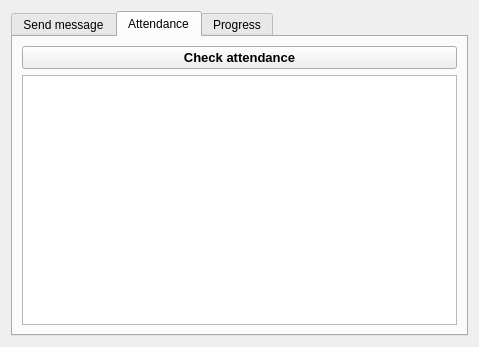
First picture: the form in profesor/profesor_gui.ui, repository wranidlo/broadcast_sender_receiver, before the edit.
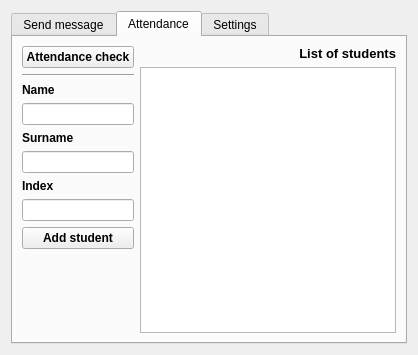
Second picture: the form after the edit. The open tabs and pages were chosen to show the change.

The edit to the form file:
```diff
--- a/profesor/profesor_gui.ui
+++ b/profesor/profesor_gui.ui
@@ -6,8 +6,8 @@
    <rect>
     <x>0</x>
     <y>0</y>
-    <width>479</width>
-    <height>347</height>
+    <width>418</width>
+    <height>355</height>
    </rect>
   </property>
   <property name="windowTitle">
@@ -94,25 +94,126 @@
       <attribute name="title">
        <string>Attendance</string>
       </attribute>
-      <layout class="QGridLayout" name="gridLayout_3">
-       <item row="0" column="0">
-        <layout class="QVBoxLayout" name="verticalLayout_4">
+      <layout class="QGridLayout" name="gridLayout_2">
+       <item row="0" column="1">
+        <layout class="QVBoxLayout" name="verticalLayout">
          <item>
           <widget class="QPushButton" name="button_attendance">
            <property name="font">
             <font>
+             <weight>75</weight>
+             <bold>true</bold>
+            </font>
+           </property>
+           <property name="text">
+            <string>Attendance check</string>
+           </property>
+          </widget>
+         </item>
+         <item>
+          <widget class="Line" name="line">
+           <property name="orientation">
+            <enum>Qt::Horizontal</enum>
+           </property>
+          </widget>
+         </item>
+         <item>
+          <widget class="QLabel" name="label_3">
+           <property name="font">
+            <font>
+             <weight>75</weight>
+             <bold>true</bold>
+            </font>
+           </property>
+           <property name="text">
+            <string>Name</string>
+           </property>
+          </widget>
+         </item>
+         <item>
+          <widget class="QLineEdit" name="line_edit_name"/>
+         </item>
+         <item>
+          <widget class="QLabel" name="label_5">
+           <property name="font">
+            <font>
+             <weight>75</weight>
+             <bold>true</bold>
+            </font>
+           </property>
+           <property name="text">
+            <string>Surname</string>
+           </property>
+          </widget>
+         </item>
+         <item>
+          <widget class="QLineEdit" name="line_edit_surname"/>
+         </item>
+         <item>
+          <widget class="QLabel" name="label_6">
+           <property name="font">
+            <font>
+             <weight>75</weight>
+             <bold>true</bold>
+            </font>
+           </property>
+           <property name="text">
+            <string>Index</string>
+           </property>
+          </widget>
+         </item>
+         <item>
+          <widget class="QLineEdit" name="line_edit_index"/>
+         </item>
+         <item>
+          <widget class="QPushButton" name="button_add_student">
+           <property name="font">
+            <font>
+             <weight>75</weight>
+             <bold>true</bold>
+            </font>
+           </property>
+           <property name="text">
+            <string>Add student</string>
+           </property>
+          </widget>
+         </item>
+         <item>
+          <spacer name="verticalSpacer_2">
+           <property name="orientation">
+            <enum>Qt::Vertical</enum>
+           </property>
+           <property name="sizeHint" stdset="0">
+            <size>
+             <width>20</width>
+             <height>40</height>
+            </size>
+           </property>
+          </spacer>
+         </item>
+        </layout>
+       </item>
+       <item row="0" column="2">
+        <layout class="QVBoxLayout" name="verticalLayout_3">
+         <item>
+          <widget class="QLabel" name="label_4">
+           <property name="font">
+            <font>
              <pointsize>10</pointsize>
              <weight>75</weight>
              <bold>true</bold>
             </font>
            </property>
            <property name="text">
-            <string>Check attendance</string>
+            <string>List of students</string>
+           </property>
+           <property name="alignment">
+            <set>Qt::AlignRight|Qt::AlignTrailing|Qt::AlignVCenter</set>
            </property>
           </widget>
          </item>
          <item>
-          <widget class="QListWidget" name="list_attendance"/>
+          <widget class="QListWidget" name="list_widget_students"/>
          </item>
         </layout>
        </item>
@@ -120,7 +221,7 @@
      </widget>
      <widget class="QWidget" name="tab_progress">
       <attribute name="title">
-       <string>Progress</string>
+       <string>Settings</string>
       </attribute>
       <layout class="QGridLayout" name="gridLayout_5"/>
      </widget>
```
Left out of the diff: 68 changed lines with no effect on the pictures.
